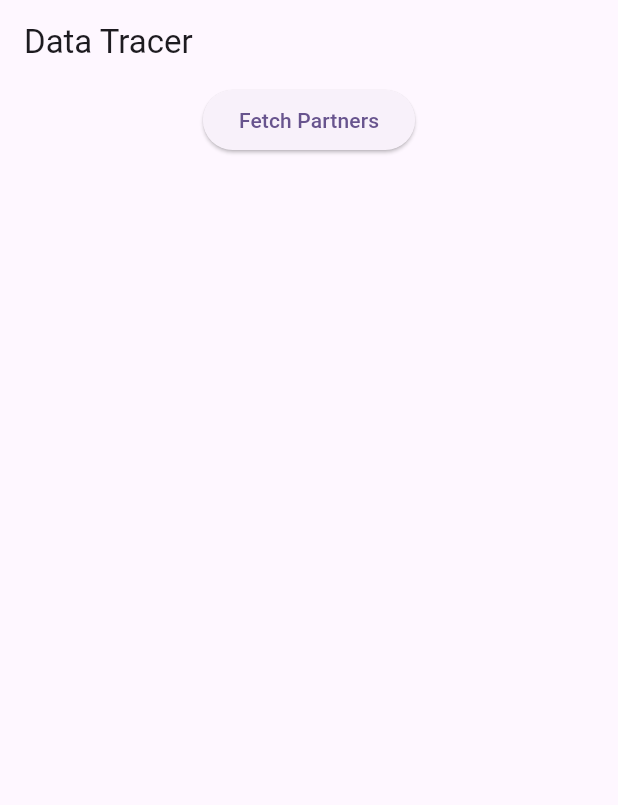
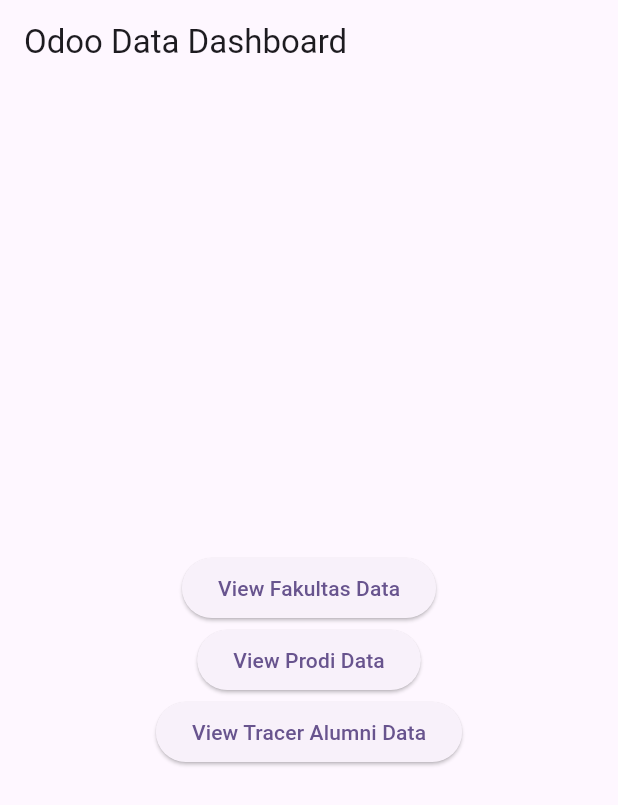
Before and after one commit to PenDZ-Alter/kel7_mobile, a Flutter app: the screen it shows after launch, on a phone screen of 412 x 824 dp. Shown: the top 805 px of the screen. Run offline on Flutter 3.47's test engine with Material 3 defaults, Android fonts, the phone set to English and light mode, and no system bars; our stand-ins replace flutter_dotenv; missing offline and left inert: odoo_rpc.

Commit message:
feat: adding dashboard and pages

```diff
--- a/lib/main.dart
+++ b/lib/main.dart
@@ -1,6 +1,6 @@
 import 'package:flutter/material.dart';
 import 'package:flutter_dotenv/flutter_dotenv.dart';
-import 'package:tugas1_ui/api/service.dart';
+import 'package:tugas1_ui/pages/dashboard.dart';
 
 void main() async {
   await dotenv.load(fileName: "assets/.env");
@@ -13,89 +13,12 @@
   @override
   Widget build(BuildContext context) {
     return MaterialApp(
-      title: 'Odoo Integration Group 7',
+      title: 'Odoo Dashboard',
       theme: ThemeData(
         colorScheme: ColorScheme.fromSeed(seedColor: Colors.deepPurple),
         useMaterial3: true,
       ),
-      home: OdooHomePage(),
+      home: const Dashboard(),
     );
   }
 }
-
-class OdooHomePage extends StatefulWidget {
-  @override
-  _OdooHomePageState createState() => _OdooHomePageState();
-}
-
-class _OdooHomePageState extends State<OdooHomePage> {
-  late OdooConnection odoo;
-  String url = dotenv.env['URL'] ?? "";
-  String db = dotenv.env['DB'] ?? "";
-  String user = dotenv.env['USER'] ?? "";
-  String pass = dotenv.env['PASS'] ?? "";
-
-  List<dynamic> _data = [];
-  bool _loading = false;
-
-  @override
-  void initState() {
-    super.initState();
-    odoo = OdooConnection(url: url);
-  }
-
-  Future<void> _fetchData() async {
-    setState(() {
-      _loading = true;
-    });
-
-    try {
-      var session = await odoo.auth(db, user, pass);
-      print('Logged in as user: ${session.userName}');
-
-      var tracers = await odoo.getData(model: 'annas.traceralumni', fields: ["name", "nim"]);
-
-      setState(() {
-        _data = tracers;
-        _loading = false;
-      });
-
-      print(session);
-      print(_data);
-    } catch (e) {
-      print('Failed to retrieve partners: $e');
-      setState(() {
-        _loading = false;
-      });
-    }
-  }
-
-  @override
-  Widget build(BuildContext context) {
-    return Scaffold(
-      appBar: AppBar(
-        title: Text('Data Tracer'),
-      ),
-      body: Column(
-        children: [
-          ElevatedButton(
-            onPressed: _loading ? null : _fetchData,
-            child: _loading ? CircularProgressIndicator() : Text('Fetch Partners'),
-          ),
-          Expanded(
-            child: ListView.builder(
-              itemCount: _data.length,
-              itemBuilder: (context, index) {
-                final partner = _data[index];
-                return ListTile(
-                  title: Text(partner['name'] ?? 'Unknown Name'),
-                  subtitle: Text(partner['nim'] ?? 'No NIM Detected'),
-                );
-              },
-            ),
-          ),
-        ],
-      ),
-    );
-  }
-}
--- /dev/null
+++ b/lib/pages/dashboard.dart
@@ -0,0 +1,51 @@
+import 'package:flutter/material.dart';
+import 'fakultas_page.dart';
+import 'prodi_page.dart';
+import 'traceralumni_page.dart';
+
+class Dashboard extends StatelessWidget {
+  const Dashboard({super.key});
+
+  @override
+  Widget build(BuildContext context) {
+    return Scaffold(
+      appBar: AppBar(
+        title: const Text('Odoo Data Dashboard'),
+      ),
+      body: Center(
+        child: Column(
+          mainAxisAlignment: MainAxisAlignment.center,
+          children: [
+            ElevatedButton(
+              onPressed: () {
+                Navigator.push(
+                  context,
+                  MaterialPageRoute(builder: (context) => const FakultasPage()),
+                );
+              },
+              child: const Text('View Fakultas Data'),
+            ),
+            ElevatedButton(
+              onPressed: () {
+                Navigator.push(
+                  context,
+                  MaterialPageRoute(builder: (context) => const ProdiPage()),
+                );
+              },
+              child: const Text('View Prodi Data'),
+            ),
+            ElevatedButton(
+              onPressed: () {
+                Navigator.push(
+                  context,
+                  MaterialPageRoute(builder: (context) => const TracerAlumniPage()),
+                );
+              },
+              child: const Text('View Tracer Alumni Data'),
+            ),
+          ],
+        ),
+      ),
+    );
+  }
+}
--- /dev/null
+++ b/lib/pages/fakultas_page.dart
@@ -0,0 +1,49 @@
+import 'package:flutter/material.dart';
+import 'package:tugas1_ui/api/service.dart';
+import 'package:flutter_dotenv/flutter_dotenv.dart';
+
+class FakultasPage extends StatefulWidget {
+  const FakultasPage({super.key});
+
+  @override
+  _FakultasPageState createState() => _FakultasPageState();
+}
+
+class _FakultasPageState extends State<FakultasPage> {
+  late OdooConnection odoo;
+  List<dynamic> _fakultasData = [];
+  bool _loading = true;
+
+  @override
+  void initState() {
+    super.initState();
+    odoo = OdooConnection(url: dotenv.env['URL'] ?? "");
+    _fetchFakultasData();
+  }
+
+  Future<void> _fetchFakultasData() async {
+    await odoo.auth(dotenv.env['DB'] ?? "", dotenv.env['USER'] ?? "", dotenv.env['PASS'] ?? "");
+    _fakultasData = await odoo.getData(model: 'annas.fakultas', fields: ["name", "description"]);
+    setState(() {
+      _loading = false;
+    });
+  }
+
+  @override
+  Widget build(BuildContext context) {
+    return Scaffold(
+      appBar: AppBar(title: const Text("Fakultas Data")),
+      body: _loading
+          ? const Center(child: CircularProgressIndicator())
+          : ListView.builder(
+              itemCount: _fakultasData.length,
+              itemBuilder: (context, index) {
+                final fakultas = _fakultasData[index];
+                return ListTile(
+                  title: Text(fakultas["name"] ?? "N/A")
+                );
+              },
+            ),
+    );
+  }
+}
--- /dev/null
+++ b/lib/pages/prodi_page.dart
@@ -0,0 +1,51 @@
+import 'package:flutter/material.dart';
+import 'package:tugas1_ui/api/service.dart';
+import 'package:flutter_dotenv/flutter_dotenv.dart';
+
+class ProdiPage extends StatefulWidget {
+  const ProdiPage({super.key});
+
+  @override
+  _ProdiPageState createState() => _ProdiPageState();
+}
+
+class _ProdiPageState extends State<ProdiPage> {
+  late OdooConnection odoo;
+  List<dynamic> _prodiData = [];
+  bool _loading = true;
+
+  @override
+  void initState() {
+    super.initState();
+    odoo = OdooConnection(url: dotenv.env['URL'] ?? "");
+    _fetchProdiData();
+  }
+
+  Future<void> _fetchProdiData() async {
+    await odoo.auth(dotenv.env['DB'] ?? "", dotenv.env['USER'] ?? "", dotenv.env['PASS'] ?? "");
+    _prodiData = await odoo.getData(model: 'annas.prodi', fields: ["name", "description", "fakultas_id", "kaprodi"]);
+    setState(() {
+      _loading = false;
+    });
+  }
+
+  @override
+  Widget build(BuildContext context) {
+    return Scaffold(
+      appBar: AppBar(title: const Text("Prodi Data")),
+      body: _loading
+          ? const Center(child: CircularProgressIndicator())
+          : ListView.builder(
+              itemCount: _prodiData.length,
+              itemBuilder: (context, index) {
+                final prodi = _prodiData[index];
+                return ListTile(
+                  title: Text(prodi["name"] ?? "N/A"),
+                  subtitle: Text("fakultas: ${prodi["fakultas_id"][1]}"),
+                  trailing: Text("Kaprodi: ${prodi["kaprodi"]}"),
+                );
+              },
+            ),
+    );
+  }
+}
--- /dev/null
+++ b/lib/pages/traceralumni_page.dart
@@ -0,0 +1,51 @@
+import 'package:flutter/material.dart';
+import 'package:tugas1_ui/api/service.dart';
+import 'package:flutter_dotenv/flutter_dotenv.dart';
+
+class TracerAlumniPage extends StatefulWidget {
+  const TracerAlumniPage({super.key});
+
+  @override
+  _TracerAlumniPageState createState() => _TracerAlumniPageState();
+}
+
+class _TracerAlumniPageState extends State<TracerAlumniPage> {
+  late OdooConnection odoo;
+  List<dynamic> _traceralumniData = [];
+  bool _loading = true;
+
+  @override
+  void initState() {
+    super.initState();
+    odoo = OdooConnection(url: dotenv.env['URL'] ?? "");
+    _fetchTracerAlumniData();
+  }
+
+  Future<void> _fetchTracerAlumniData() async {
+    await odoo.auth(dotenv.env['DB'] ?? "", dotenv.env['USER'] ?? "", dotenv.env['PASS'] ?? "");
+    _traceralumniData = await odoo.getData(model: 'annas.traceralumni', fields: ["name", "nim", "tahun", "email", "status"]);
+    setState(() {
+      _loading = false;
+    });
+  }
+
+  @override
+  Widget build(BuildContext context) {
+    return Scaffold(
+      appBar: AppBar(title: const Text("Tracer Alumni Data")),
+      body: _loading
+          ? const Center(child: CircularProgressIndicator())
+          : ListView.builder(
+              itemCount: _traceralumniData.length,
+              itemBuilder: (context, index) {
+                final alumni = _traceralumniData[index];
+                return ListTile(
+                  title: Text(alumni["name"] ?? "N/A"),
+                  subtitle: Text("NIM: ${alumni["nim"]}, Tahun: ${alumni["tahun"]}"),
+                  trailing: Text("Status: ${alumni["status"]}"),
+                );
+              },
+            ),
+    );
+  }
+}
--- a/pubspec.yaml
+++ b/pubspec.yaml
@@ -13,6 +13,8 @@
   http: ^1.2.0
   odoo_rpc: ^0.5.8
   flutter_dotenv: ^5.2.1
+  flutter_staggered_grid_view: ^0.7.0
+  carousel_slider: ^5.0.0
 
 dev_dependencies:
   flutter_test:
```
Also changed, not shown: pubspec.lock.
